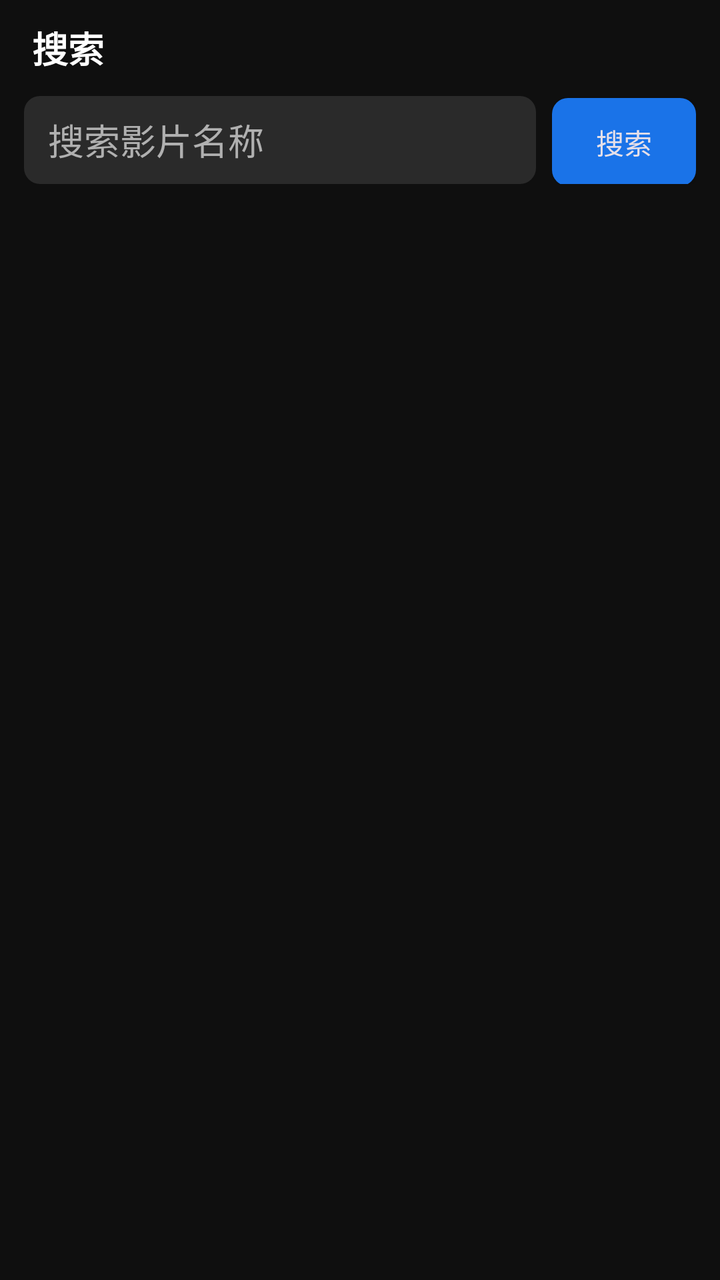
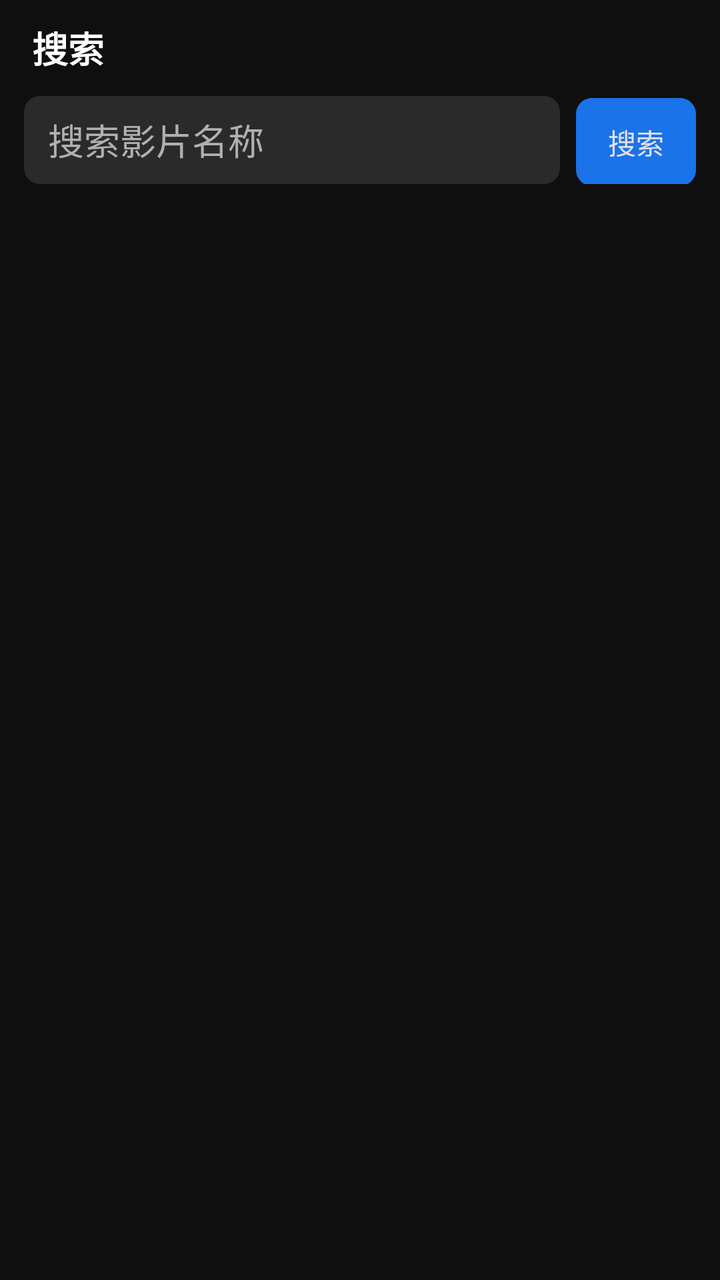

Screens rendered from an Android XML layout before and after an edit, with the pre-edit source and the edit as a unified diff.
<!-- AndroidManifest.xml: application theme Theme.ZYPlayer -->
<!-- res/layout/fragment_search.xml -->
<?xml version="1.0" encoding="utf-8"?>
<LinearLayout xmlns:android="http://schemas.android.com/apk/res/android"
    xmlns:app="http://schemas.android.com/apk/res-auto"
    android:layout_width="match_parent"
    android:layout_height="match_parent"
    android:orientation="vertical"
    android:background="@color/background">

    <TextView
        android:layout_width="match_parent"
        android:layout_height="48dp"
        android:gravity="center_vertical"
        android:paddingHorizontal="16dp"
        android:text="@string/search"
        android:textColor="@color/text_primary"
        android:textSize="18sp"
        android:textStyle="bold" />

    
    <LinearLayout
        android:layout_width="match_parent"
        android:layout_height="wrap_content"
        android:orientation="horizontal"
        android:paddingHorizontal="12dp"
        android:paddingBottom="8dp">

        <EditText
            android:id="@+id/edit_search"
            android:layout_width="0dp"
            android:layout_height="44dp"
            android:layout_weight="1"
            android:hint="@string/search_hint"
            android:imeOptions="actionSearch"
            android:inputType="text"
            android:maxLines="1"
            android:singleLine="true"
            android:paddingHorizontal="12dp"
            android:background="@drawable/bg_search_input"
            android:textColor="@color/text_primary"
            android:textColorHint="@color/text_secondary" />

        <Button
            android:id="@+id/btn_search"
            android:layout_width="72dp"
            android:layout_height="44dp"
            android:layout_marginStart="8dp"
            android:text="@string/search"
            android:textSize="14sp"
            android:background="@drawable/bg_btn_primary" />

    </LinearLayout>

    
    <TextView
        android:id="@+id/tv_progress"
        android:layout_width="match_parent"
        android:layout_height="wrap_content"
        android:paddingHorizontal="16dp"
        android:paddingBottom="4dp"
        android:text=""
        android:textColor="@color/color_accent"
        android:textSize="12sp"
        android:visibility="gone" />

    
    <TextView
        android:id="@+id/tv_history_label"
        android:layout_width="wrap_content"
        android:layout_height="wrap_content"
        android:paddingHorizontal="16dp"
        android:paddingBottom="4dp"
        android:text="@string/search_history"
        android:textColor="@color/text_secondary"
        android:textSize="12sp"
        android:visibility="gone" />

    <HorizontalScrollView
        android:layout_width="match_parent"
        android:layout_height="wrap_content"
        android:paddingHorizontal="12dp"
        android:paddingBottom="8dp"
        android:scrollbars="none">

        <com.google.android.material.chip.ChipGroup
            android:id="@+id/tag_group"
            android:layout_width="wrap_content"
            android:layout_height="wrap_content"
            app:singleLine="true"
            app:chipSpacing="6dp"
            android:visibility="gone" />

    </HorizontalScrollView>

    <FrameLayout
        android:layout_width="match_parent"
        android:layout_height="match_parent">

        <androidx.recyclerview.widget.RecyclerView
            android:id="@+id/recycler_view"
            android:layout_width="match_parent"
            android:layout_height="match_parent"
            android:padding="6dp"
            android:clipToPadding="false" />

        <TextView
            android:id="@+id/tv_empty"
            android:layout_width="wrap_content"
            android:layout_height="wrap_content"
            android:layout_gravity="center"
            android:text="@string/no_data"
            android:textColor="@color/text_secondary"
            android:visibility="gone" />

        <ProgressBar
            android:id="@+id/progress_bar"
            android:layout_width="wrap_content"
            android:layout_height="wrap_content"
            android:layout_gravity="center"
            android:visibility="gone" />

        <Button
            android:id="@+id/btn_load_more"
            android:layout_width="match_parent"
            android:layout_height="48dp"
            android:layout_gravity="bottom"
            android:text="@string/load_more"
            android:textSize="14sp"
            android:background="@drawable/bg_btn_primary"
            android:visibility="gone" />

    </FrameLayout>

</LinearLayout>
<!-- resources referenced by this layout -->
<resources>
  <color name="background">#FF0F0F0F</color>
  <color name="color_accent">#FF1A73E8</color>
  <color name="text_primary">#FFFFFFFF</color>
  <color name="text_secondary">#FFB0B0B0</color>
  <!-- drawable bg_btn_primary (drawable) -->
  <?xml version="1.0" encoding="utf-8"?>
  <shape xmlns:android="http://schemas.android.com/apk/res/android"
      android:shape="rectangle">
      <solid android:color="@color/color_accent" />
      <corners android:radius="8dp" />
  </shape>
  <!-- drawable bg_search_input (drawable) -->
  <?xml version="1.0" encoding="utf-8"?>
  <shape xmlns:android="http://schemas.android.com/apk/res/android"
      android:shape="rectangle">
      <solid android:color="@color/color_card" />
      <corners android:radius="8dp" />
  </shape>
  <string name="load_more">显示更多</string>
  <string name="no_data">暂无数据</string>
  <string name="search">搜索</string>
  <string name="search_hint">搜索影片名称</string>
  <string name="search_history">搜索历史</string>
  <style name="Theme.ZYPlayer" parent="Theme.Material3.Dark.NoActionBar">
          <item name="colorPrimary">@color/primary</item>
          <item name="colorPrimaryVariant">@color/primary_variant</item>
          <item name="colorOnPrimary">@color/on_primary</item>
          <item name="colorSecondary">@color/secondary</item>
          <item name="colorOnSecondary">@color/on_secondary</item>
          <item name="android:colorBackground">@color/background</item>
          <item name="colorSurface">@color/surface</item>
          <item name="colorOnSurface">@color/on_surface</item>
          <item name="android:statusBarColor">@color/background</item>
          <item name="android:navigationBarColor">@color/background</item>
      </style>
  <color name="color_card">#FF2A2A2A</color>
  <color name="primary">#FF1A73E8</color>
  <color name="primary_variant">#FF0D47A1</color>
  <color name="on_primary">#FFFFFFFF</color>
  <color name="secondary">#FF1DE9B6</color>
  <color name="on_secondary">#FFFFFFFF</color>
  <color name="surface">#FF1E1E1E</color>
  <color name="on_surface">#FFE0E0E0</color>
</resources>

<!-- the commit's change to res/layout/fragment_search.xml (unified diff, before → after) -->
@@ -41,9 +41,11 @@
 
         <Button
             android:id="@+id/btn_search"
-            android:layout_width="72dp"
+            android:layout_width="wrap_content"
             android:layout_height="44dp"
             android:layout_marginStart="8dp"
+            android:paddingHorizontal="16dp"
+            android:minWidth="60dp"
             android:text="@string/search"
             android:textSize="14sp"
             android:background="@drawable/bg_btn_primary" />
